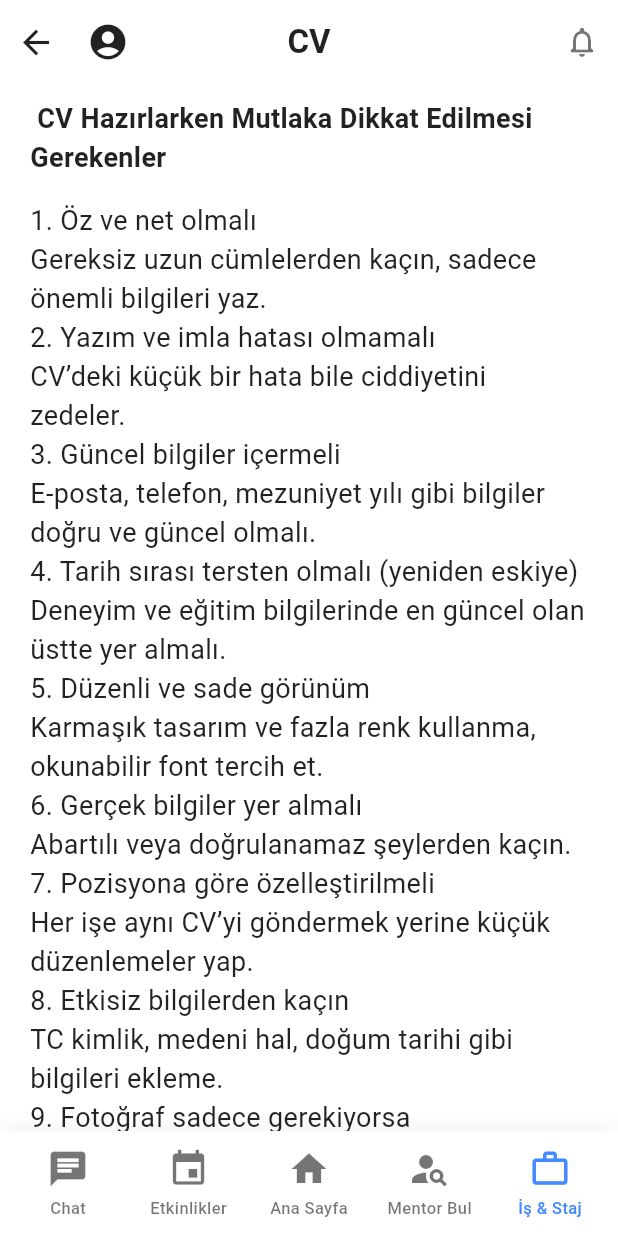
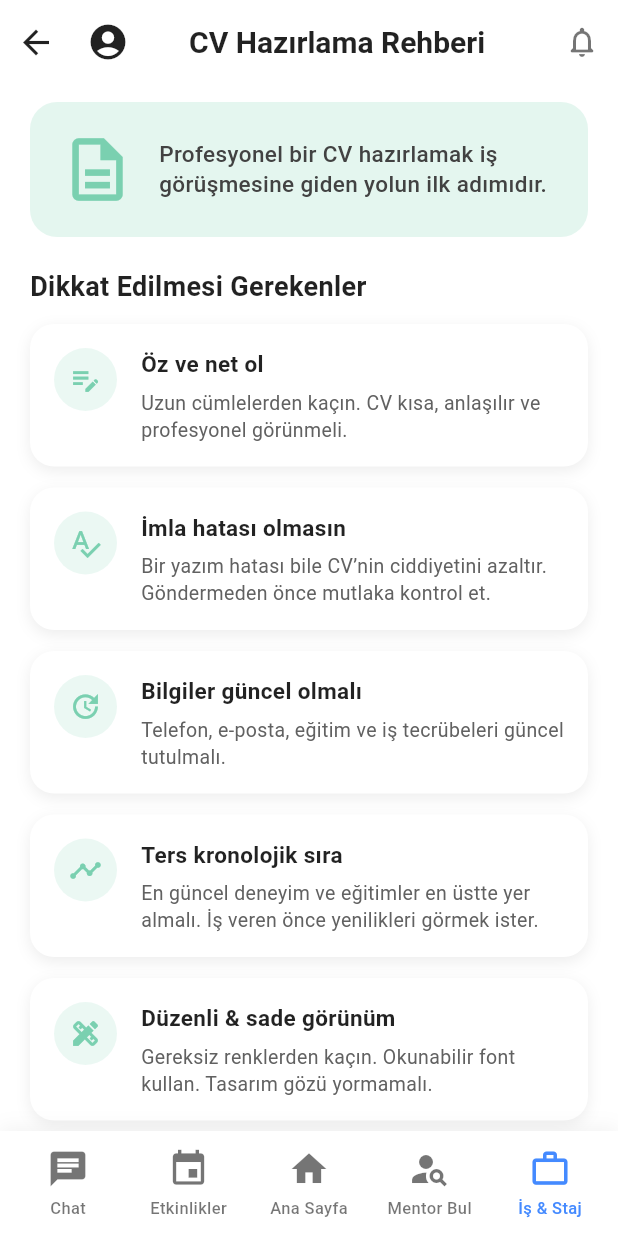
Before and after one commit to Tugbanurcan/Mezun_Ogrenci_APP, a Flutter app: the CvHakkindaPage screen opened directly, on a phone screen of 412 x 824 dp. Run offline on Flutter 3.47's test engine with Material 3 defaults, Android fonts, the phone set to English and light mode, and no system bars; our stand-ins replace flutter_riverpod, font_awesome_flutter, image_picker.

Commit message:
Update cv_hakkinda.dart

```diff
--- a/lib/cv_hakkinda.dart
+++ b/lib/cv_hakkinda.dart
@@ -12,25 +12,89 @@ class CvHakkindaPage extends StatefulWidget {
 }
 
 class _CvHakkindaPageState extends State<CvHakkindaPage> {
-  int _selectedIndex = 4; // Alt bardaki seçili ikon (örnek)
+  int _selectedIndex = 4;
+
   void _onItemTapped(int index) {
     setState(() {
       _selectedIndex = index;
     });
 
-  if (index == 2) { // Ana Sayfa ikonu
+    if (index == 2) {
       Navigator.pushReplacement(
-      context,
-      MaterialPageRoute(builder: (_) => const AnaSayfa()),
-    );
+          context, MaterialPageRoute(builder: (_) => const AnaSayfa()));
     }
   }
 
-
   @override
   Widget build(BuildContext context) {
+    const anaRenk = Color(0xFF7AD0B0);
+
+    final maddeler = [
+      {
+        'icon': Icons.edit_note,
+        'title': "Öz ve net ol",
+        'desc':
+            "Uzun cümlelerden kaçın. CV kısa, anlaşılır ve profesyonel görünmeli."
+      },
+      {
+        'icon': Icons.spellcheck,
+        'title': "İmla hatası olmasın",
+        'desc':
+            "Bir yazım hatası bile CV’nin ciddiyetini azaltır. Göndermeden önce mutlaka kontrol et."
+      },
+      {
+        'icon': Icons.update,
+        'title': "Bilgiler güncel olmalı",
+        'desc': "Telefon, e-posta, eğitim ve iş tecrübeleri güncel tutulmalı."
+      },
+      {
+        'icon': Icons.timeline,
+        'title': "Ters kronolojik sıra",
+        'desc':
+            "En güncel deneyim ve eğitimler en üstte yer almalı. İş veren önce yenilikleri görmek ister."
+      },
+      {
+        'icon': Icons.design_services,
+        'title': "Düzenli & sade görünüm",
+        'desc':
+            "Gereksiz renklerden kaçın. Okunabilir font kullan. Tasarım gözü yormamalı."
+      },
+      {
+        'icon': Icons.verified_user,
+        'title': "Gerçek bilgiler",
+        'desc':
+            "Abartılmış veya doğrulanamayan bilgiler seni zor durumda bırakabilir."
+      },
+      {
+        'icon': Icons.tune,
+        'title': "Pozisyona göre özelleştir",
+        'desc':
+            "Her iş başvurusu için ufak değişiklikler yap. İş veren bunu fark eder."
+      },
+      {
+        'icon': Icons.highlight_off,
+        'title': "Gereksiz bilgilerden kaçın",
+        'desc':
+            "TC kimlik, medeni hal, doğum tarihi gibi bilgiler artık CV’de kullanılmıyor."
+      },
+      {
+        'icon': Icons.image,
+        'title': "Fotoğraf gerekli ise ekle",
+        'desc':
+            "Profesyonel bir fotoğraf seç. Selfie veya filtreli fotoğraflardan kaçın."
+      },
+      {
+        'icon': Icons.star_rate,
+        'title': "Başarı odaklı yaz",
+        'desc':
+            "Sadece 'yaptım' deme – hangi başarıyı elde ettiğini de açıkla. İşte fark yaratan bu olur."
+      },
+    ];
+
     return Scaffold(
       backgroundColor: Colors.white,
+
+      // APPBAR
       appBar: AppBar(
         backgroundColor: Colors.white,
         elevation: 0,
@@ -38,95 +102,156 @@ class _CvHakkindaPageState extends State<CvHakkindaPage> {
         leading: Row(
           children: [
             IconButton(
-              icon: const Icon(
-                Icons.arrow_back,
-                color: Colors.black87,
-                size: 26,
-              ),
+              icon:
+                  const Icon(Icons.arrow_back, color: Colors.black87, size: 26),
               onPressed: () {
                 Navigator.pushReplacement(
-                  context,
-                  MaterialPageRoute(builder: (_) => const AnaSayfa()),
-                );
+                    context, MaterialPageRoute(builder: (_) => const AnaSayfa()));
               },
             ),
             IconButton(
-              icon: const Icon(
-                Icons.account_circle,
-                color: Colors.black87,
-                size: 28,
-              ),
+              icon: const Icon(Icons.account_circle,
+                  color: Colors.black87, size: 28),
               onPressed: () {
                 Navigator.push(
                     context,
-                  MaterialPageRoute(builder: (_) => const ProfileViewScreen()),
-                );
+                    MaterialPageRoute(
+                        builder: (_) => const ProfileViewScreen()));
               },
             ),
           ],
         ),
         title: const Text(
-          "CV",
+          "CV Hazırlama Rehberi",
           style: TextStyle(
-            fontSize: 22,
+            fontSize: 20,
             color: Colors.black87,
-            fontWeight: FontWeight.bold,
+            fontWeight: FontWeight.w700,
           ),
         ),
         centerTitle: true,
         actions: [
           IconButton(
-            icon: const Icon(
-              Icons.notifications_none_rounded,
-              color: Colors.black54,
-            ),
+            icon: const Icon(Icons.notifications_none_rounded,
+                color: Colors.black54),
             onPressed: () {
-              Navigator.push(
-                context,
-                MaterialPageRoute(builder: (_) => const NotificationPage()),
-              );
+              Navigator.push(context,
+                  MaterialPageRoute(builder: (_) => const NotificationPage()));
             },
           ),
         ],
       ),
 
+      // BODY
       body: SingleChildScrollView(
-        padding: const EdgeInsets.symmetric(horizontal: 20, vertical: 10),
+        padding: const EdgeInsets.symmetric(horizontal: 20, vertical: 12),
         child: Column(
           crossAxisAlignment: CrossAxisAlignment.start,
-          children: const [
+          children: [
+            // Hero Banner
+            Container(
+              width: double.infinity,
+              padding: const EdgeInsets.all(20),
+              decoration: BoxDecoration(
+                color: anaRenk.withOpacity(0.2),
+                borderRadius: BorderRadius.circular(18),
+              ),
+              child: Row(
+                children: [
+                  const Icon(Icons.description_outlined,
+                      size: 50, color: anaRenk),
+                  const SizedBox(width: 16),
+                  Expanded(
+                    child: Text(
+                      "Profesyonel bir CV hazırlamak iş görüşmesine giden yolun ilk adımıdır.",
+                      style: TextStyle(
+                        color: Colors.grey.shade800,
+                        fontSize: 15,
+                        height: 1.3,
+                        fontWeight: FontWeight.w500,
+                      ),
+                    ),
+                  )
+                ],
+              ),
+            ),
+
+            const SizedBox(height: 20),
+
+            const Text(
+              "Dikkat Edilmesi Gerekenler",
+              style: TextStyle(
+                fontSize: 18,
+                fontWeight: FontWeight.w700,
+                color: Colors.black87,
+              ),
+            ),
+
+            const SizedBox(height: 12),
+
+            // List of cards
+            Column(
+              children: maddeler.map((m) {
+                return Container(
+                  margin: const EdgeInsets.only(bottom: 14),
+                  padding: const EdgeInsets.all(16),
+                  decoration: BoxDecoration(
+                    color: Colors.white,
+                    borderRadius: BorderRadius.circular(16),
+                    boxShadow: [
+                      BoxShadow(
+                        color: Colors.black.withOpacity(0.07),
+                        blurRadius: 8,
+                        offset: const Offset(0, 3),
+                      ),
+                    ],
+                  ),
+                  child: Row(
+                    crossAxisAlignment: CrossAxisAlignment.start,
+                    children: [
+                      Container(
+                        padding: const EdgeInsets.all(10),
+                        decoration: BoxDecoration(
+                          color: anaRenk.withOpacity(.15),
+                          shape: BoxShape.circle,
+                        ),
+                        child: Icon(m['icon'] as IconData,
+                            color: anaRenk, size: 22),
+                      ),
+                      const SizedBox(width: 16),
+                      Expanded(
+                        child: Column(
+                          crossAxisAlignment: CrossAxisAlignment.start,
+                          children: [
                             Text(
-              " CV Hazırlarken Mutlaka Dikkat Edilmesi Gerekenler",
-              style: TextStyle(fontSize: 18, fontWeight: FontWeight.bold),
+                              m['title']!,
+                              style: const TextStyle(
+                                  fontSize: 15,
+                                  fontWeight: FontWeight.bold,
+                                  color: Colors.black87),
                             ),
-            SizedBox(height: 16),
+                            const SizedBox(height: 6),
                             Text(
-              "1. Öz ve net olmalı\n"
-              "Gereksiz uzun cümlelerden kaçın, sadece önemli bilgileri yaz.\n"
-              "2. Yazım ve imla hatası olmamalı\n"
-              "CV’deki küçük bir hata bile ciddiyetini zedeler.\n"
-              "3. Güncel bilgiler içermeli\n"
-              "E-posta, telefon, mezuniyet yılı gibi bilgiler doğru ve güncel olmalı.\n"
-              "4. Tarih sırası tersten olmalı (yeniden eskiye)\n"
-              "Deneyim ve eğitim bilgilerinde en güncel olan üstte yer almalı.\n"
-              "5. Düzenli ve sade görünüm\n"
-              "Karmaşık tasarım ve fazla renk kullanma, okunabilir font tercih et.\n"
-              "6. Gerçek bilgiler yer almalı\n"
-              "Abartılı veya doğrulanamaz şeylerden kaçın.\n"
-              "7. Pozisyona göre özelleştirilmeli\n"
-              "Her işe aynı CV’yi göndermek yerine küçük düzenlemeler yap.\n"
-              "8. Etkisiz bilgilerden kaçın\n"
-              "TC kimlik, medeni hal, doğum tarihi gibi bilgileri ekleme.\n"
-              "9. Fotoğraf sadece gerekiyorsa\n"
-              "Profesyonel ve sade bir fotoğraf seç.\n"
-              "10. Başarı ve katkı odaklı anlatım\n"
-              "“Yaptım” demek yerine “şu sonucu elde ettim” tarzında anlat.",
+                              m['desc']!,
+                              style: TextStyle(
+                                fontSize: 13,
+                                color: Colors.grey.shade700,
+                                height: 1.4,
+                              ),
+                            ),
+                          ],
+                        ),
+                      ),
+                    ],
+                  ),
+                );
+              }).toList(),
             ),
           ],
         ),
       ),
 
-      // 🔹 Alt Bar (tüm sayfalarla aynı görünüm)
+      // BOTTOM NAV BAR
       bottomNavigationBar: Container(
         height: 70,
         decoration: BoxDecoration(
```
Lines whose indentation alone changed are shown as unchanged.
